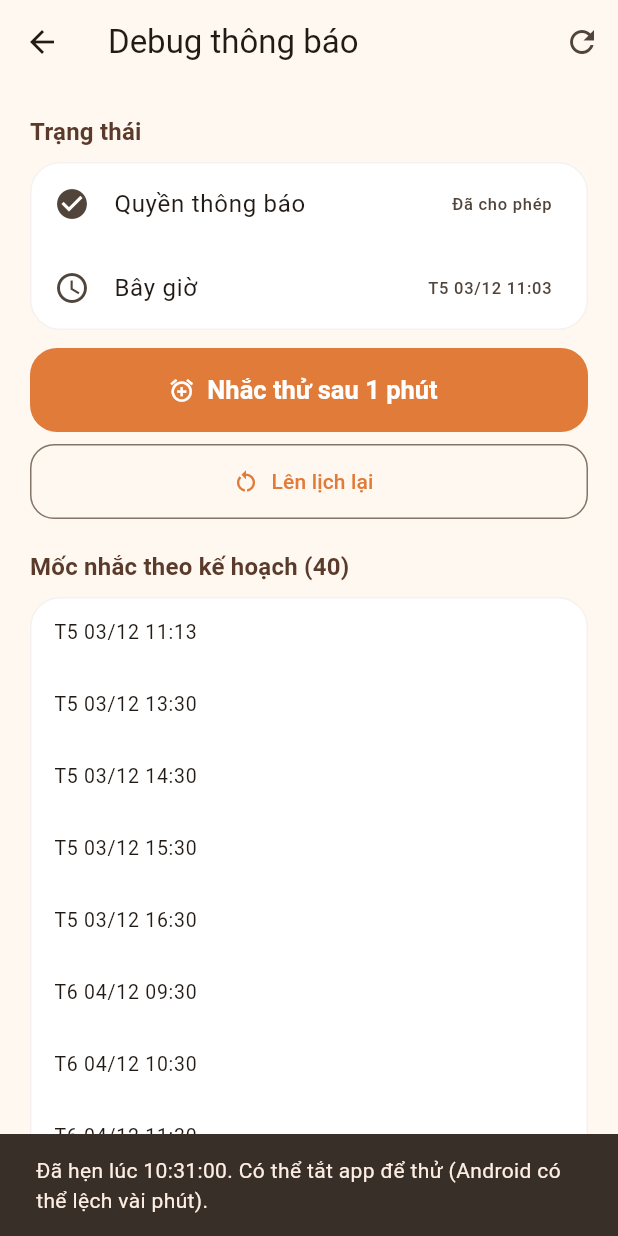
After one commit to VieFlash/upa-break, a Flutter app: the DebugScreen screen opened directly, after a tap on "Nhắc thử sau 1 phút", on a phone screen of 412 x 824 dp. The commit adds this screen. Run offline on Flutter 3.47's test engine with Material 3 defaults, Android fonts, the phone set to English and light mode, and no system bars; our stand-ins replace flutter_local_notifications, flutter_svg, shared_preferences, timezone; accounts and stored records are empty.

Commit message:
feat(T1.2): màn debug ẩn kiểm thử thông báo
- Nhấn giữ tiêu đề "Cài đặt" 3 giây mở màn debug: quyền thông báo, mốc nhắc theo
  ReminderPlanner.plan, pendingNotificationRequests, nút "Nhắc thử sau 1 phút", lên lịch lại
- NotificationService: scheduleTest, pending, permissionGranted; scheduleAll chỉ hủy
  lời nhắc của lịch (id >= 1000) để không xóa thông báo thử đang chờ
- AppState.plannedReminders() dùng chung cho lịch thông báo và màn debug
- Test widget cho cử chỉ nhấn giữ 3 giây

Đã kiểm tra trên Android emulator API 37: thông báo hiện khi app bị kill, chạm mở
màn giãn cơ, sau reboot 38 lịch nhắc được khôi phục.

```diff
--- a/lib/services/notification_service.dart
+++ b/lib/services/notification_service.dart
@@ -14,6 +14,7 @@ class NotificationService {
   static const _payloadBreak = 'break';
   static const _baseId = 1000;
   static const _testId = 1;
+  static const _testScheduledId = 2;
 
   final _plugin = FlutterLocalNotificationsPlugin();
 
@@ -80,8 +81,11 @@ class NotificationService {
   }
 
   /// Xóa lịch cũ và đặt lại toàn bộ (rolling schedule).
+  /// Chỉ hủy lời nhắc của lịch (id >= [_baseId]) để không xóa thông báo thử đang chờ.
   Future<void> scheduleAll(List<DateTime> times) async {
-    await _plugin.cancelAll();
+    for (final p in await _plugin.pendingNotificationRequests()) {
+      if (p.id >= _baseId) await _plugin.cancel(p.id);
+    }
     for (var i = 0; i < times.length; i++) {
       final (title, body) = _messages[(times[i].hour + times[i].minute + i) % _messages.length];
       // Dùng UTC với đúng thời điểm tuyệt đối => không cần biết tên múi giờ của máy.
@@ -107,5 +111,39 @@ class NotificationService {
         payload: _payloadBreak,
       );
 
+  /// Hẹn một thông báo thử sau [delay] (màn debug) - kiểm tra lịch hoạt động khi app bị tắt.
+  Future<DateTime> scheduleTest(Duration delay) async {
+    final at = DateTime.now().add(delay);
+    await _plugin.zonedSchedule(
+      _testScheduledId,
+      'Upa nhắc thử ⏰',
+      'Lời nhắc hẹn giờ hoạt động tốt. Chạm để giãn cơ.',
+      tz.TZDateTime.from(at, tz.UTC),
+      _details,
+      androidScheduleMode: AndroidScheduleMode.inexactAllowWhileIdle,
+      payload: _payloadBreak,
+    );
+    return at;
+  }
+
+  /// Các thông báo đang chờ trong hệ điều hành.
+  Future<List<PendingNotificationRequest>> pending() => _plugin.pendingNotificationRequests();
+
+  /// Quyền hiện thông báo: true/false, hoặc null nếu không xác định được.
+  Future<bool?> permissionGranted() async {
+    if (Platform.isAndroid) {
+      return _plugin
+          .resolvePlatformSpecificImplementation<AndroidFlutterLocalNotificationsPlugin>()
+          ?.areNotificationsEnabled();
+    }
+    if (Platform.isIOS) {
+      final opts = await _plugin
+          .resolvePlatformSpecificImplementation<IOSFlutterLocalNotificationsPlugin>()
+          ?.checkPermissions();
+      return opts?.isEnabled;
+    }
+    return null;
+  }
+
   Future<void> cancelAll() => _plugin.cancelAll();
 }
--- a/lib/state/app_state.dart
+++ b/lib/state/app_state.dart
@@ -155,18 +155,21 @@ class AppState extends ChangeNotifier {
     notifyListeners();
   }
 
+  /// Các mốc nhắc theo kế hoạch hiện tại (dùng cho lịch thông báo và màn debug).
+  List<DateTime> plannedReminders() => ReminderPlanner.plan(
+        settings: _settings,
+        now: now,
+        lastBreak: lastBreak,
+        doneToday: todayCount,
+        pausedUntil: pausedUntil,
+      );
+
   Future<void> reschedule() async {
     if (!_settings.onboarded) {
       _nextReminder = null;
       return;
     }
-    final times = ReminderPlanner.plan(
-      settings: _settings,
-      now: now,
-      lastBreak: lastBreak,
-      doneToday: todayCount,
-      pausedUntil: pausedUntil,
-    );
+    final times = plannedReminders();
     _nextReminder = times.isEmpty ? null : times.first;
     try {
       await notifications.scheduleAll(times);
--- /dev/null
+++ b/lib/ui/screens/debug_screen.dart
@@ -0,0 +1,141 @@
+import 'package:flutter/material.dart';
+import 'package:flutter_local_notifications/flutter_local_notifications.dart';
+
+import '../../state/app_state.dart';
+import '../widgets/schedule_form.dart';
+
+/// Màn debug ẩn (nhấn giữ tiêu đề "Cài đặt" 3 giây): kiểm tra lịch nhắc và thông báo thực tế.
+class DebugScreen extends StatefulWidget {
+  const DebugScreen({super.key});
+
+  @override
+  State<DebugScreen> createState() => _DebugScreenState();
+}
+
+class _DebugScreenState extends State<DebugScreen> {
+  bool? _permission;
+  List<PendingNotificationRequest> _pending = const [];
+  bool _loading = true;
+  String? _error;
+
+  @override
+  void didChangeDependencies() {
+    super.didChangeDependencies();
+    _load();
+  }
+
+  Future<void> _load() async {
+    final n = AppScope.of(context).notifications;
+    try {
+      final permission = await n.permissionGranted();
+      final pending = await n.pending();
+      if (!mounted) return;
+      setState(() {
+        _permission = permission;
+        _pending = [...pending]..sort((a, b) => a.id.compareTo(b.id));
+        _error = null;
+        _loading = false;
+      });
+    } catch (e) {
+      if (!mounted) return;
+      setState(() {
+        _error = '$e';
+        _loading = false;
+      });
+    }
+  }
+
+  Future<void> _scheduleTest() async {
+    final at = await AppScope.of(context).notifications.scheduleTest(const Duration(minutes: 1));
+    if (!mounted) return;
+    ScaffoldMessenger.of(context).showSnackBar(SnackBar(
+      content: Text('Đã hẹn lúc ${_time(at)}. Có thể tắt app để thử (Android có thể lệch vài phút).'),
+    ));
+    await _load();
+  }
+
+  static String _two(int v) => v.toString().padLeft(2, '0');
+  static String _time(DateTime t) => '${_two(t.hour)}:${_two(t.minute)}:${_two(t.second)}';
+  static String _dayTime(DateTime t) =>
+      '${const ['T2', 'T3', 'T4', 'T5', 'T6', 'T7', 'CN'][t.weekday - 1]} '
+      '${_two(t.day)}/${_two(t.month)} ${_two(t.hour)}:${_two(t.minute)}';
+
+  @override
+  Widget build(BuildContext context) {
+    final state = AppScope.of(context);
+    final planned = state.plannedReminders();
+    final permissionText = switch (_permission) {
+      true => 'Đã cho phép',
+      false => 'Bị từ chối / đang tắt',
+      null => 'Không xác định',
+    };
+
+    return Scaffold(
+      appBar: AppBar(
+        title: const Text('Debug thông báo'),
+        actions: [IconButton(tooltip: 'Làm mới', icon: const Icon(Icons.refresh), onPressed: _load)],
+      ),
+      body: _loading
+          ? const Center(child: CircularProgressIndicator())
+          : ListView(
+              padding: const EdgeInsets.fromLTRB(20, 0, 20, 32),
+              children: [
+                const SectionTitle('Trạng thái'),
+                if (_error != null)
+                  Card(child: ListTile(leading: const Icon(Icons.warning_amber), title: Text('Lỗi: $_error'))),
+                Card(
+                  child: Column(children: [
+                    ListTile(
+                      leading: Icon(_permission == true ? Icons.check_circle : Icons.error_outline),
+                      title: const Text('Quyền thông báo'),
+                      trailing: Text(permissionText),
+                    ),
+                    ListTile(
+                      leading: const Icon(Icons.schedule),
+                      title: const Text('Bây giờ'),
+                      trailing: Text(_dayTime(state.now)),
+                    ),
+                  ]),
+                ),
+                const SizedBox(height: 12),
+                FilledButton.icon(
+                  onPressed: _scheduleTest,
+                  icon: const Icon(Icons.alarm_add),
+                  label: const Text('Nhắc thử sau 1 phút'),
+                ),
+                const SizedBox(height: 8),
+                OutlinedButton.icon(
+                  onPressed: () async {
+                    await state.reschedule();
+                    await _load();
+                  },
+                  icon: const Icon(Icons.restart_alt),
+                  label: const Text('Lên lịch lại'),
+                ),
+                SectionTitle('Mốc nhắc theo kế hoạch (${planned.length})'),
+                Card(
+                  child: planned.isEmpty
+                      ? const ListTile(title: Text('Không có mốc nào (đã đạt mục tiêu / ngoài giờ làm?)'))
+                      : Column(children: [
+                          for (final t in planned) ListTile(dense: true, title: Text(_dayTime(t))),
+                        ]),
+                ),
+                SectionTitle('Đang chờ trong hệ thống (${_pending.length})'),
+                Card(
+                  child: _pending.isEmpty
+                      ? const ListTile(title: Text('Không có thông báo nào đang chờ'))
+                      : Column(children: [
+                          for (final p in _pending)
+                            ListTile(
+                              dense: true,
+                              leading: Text('#${p.id}'),
+                              title: Text(p.title ?? ''),
+                              subtitle: Text(p.body ?? ''),
+                            ),
+                        ]),
+                ),
+              ],
+            ),
+    );
+  }
+}
```
Also changed, not shown: lib/ui/screens/settings_screen.dart (+45 -1 lines), 3 other files.
